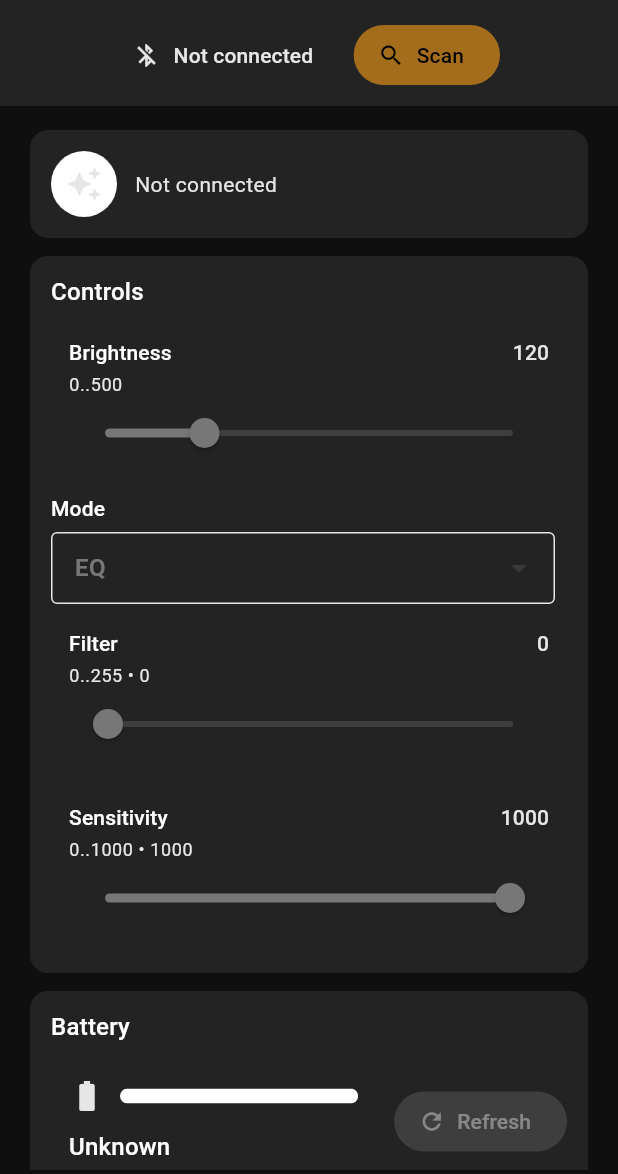
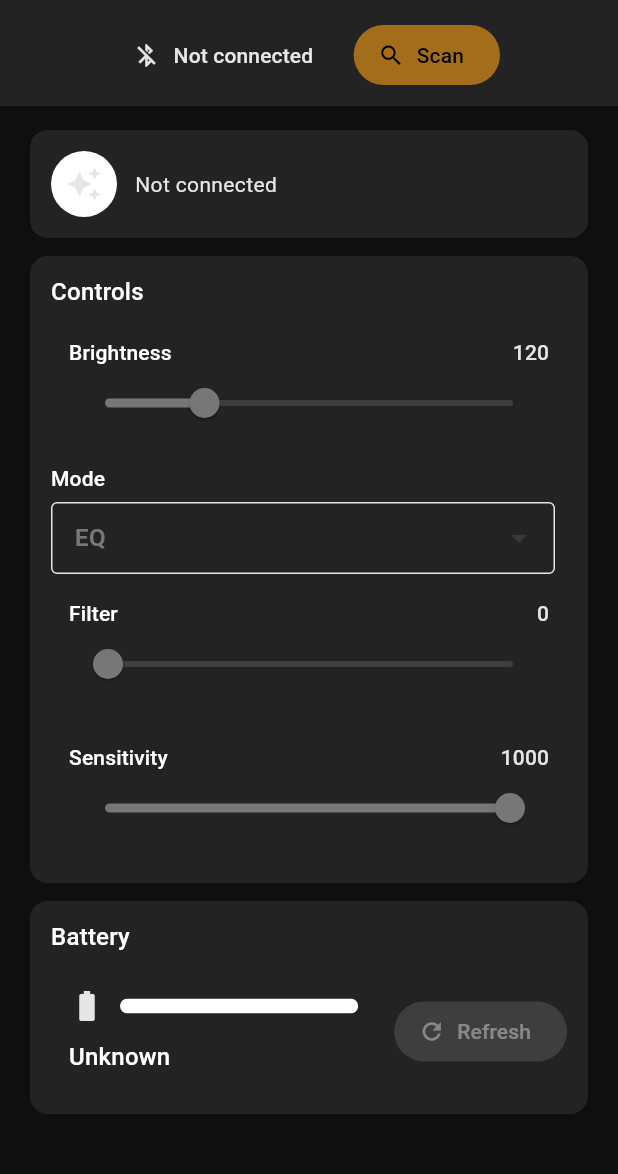
Before and after one commit to chbeeler/led_necklace_control, a Flutter app: the screen it shows after launch, on a phone screen of 412 x 824 dp, the part 62-1236 px from its top. Run offline on Flutter 3.47's test engine with Material 3 defaults, Android fonts, the phone set to English and light mode, and no system bars; missing offline and left inert: universal_ble.

Commit message:
Removed subtitle for now on sliders

```diff
--- a/lib/main.dart
+++ b/lib/main.dart
@@ -1055,8 +1055,8 @@ class _LabeledSlider extends StatelessWidget {
               ),
             ],
           ),
-          const SizedBox(height: 4),
-          Text(subtitle, style: Theme.of(context).textTheme.bodySmall?.copyWith(color: cs.onSurfaceVariant)),
+          //const SizedBox(height: 4),
+          //Text(subtitle, style: Theme.of(context).textTheme.bodySmall?.copyWith(color: cs.onSurfaceVariant)),
           Slider(
             value: value.clamp(min, max),
             min: min,
```
